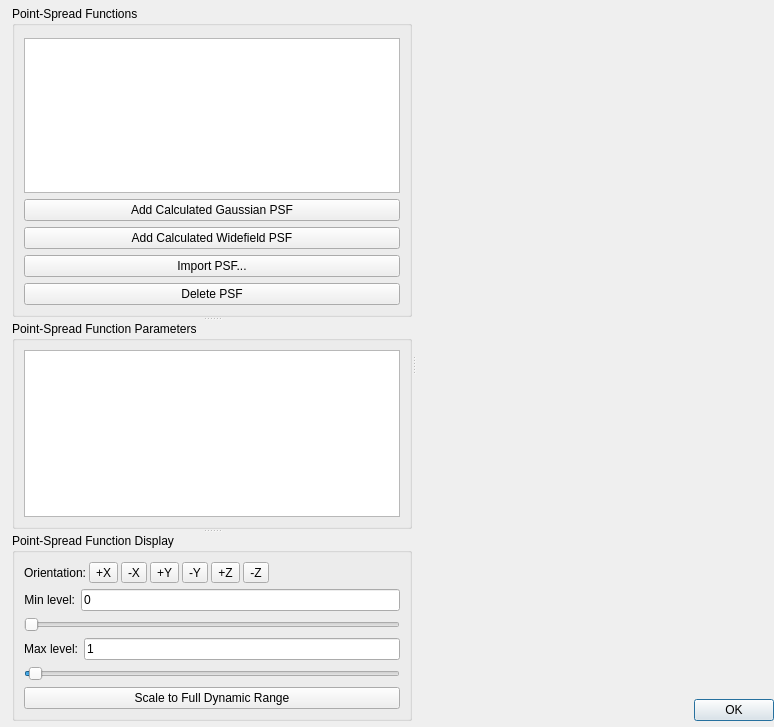
Qt form apps/MicroscopeSimulator/PSFEditorDialog.ui (CISMM/MicroscopeSimulator2) before a commit.
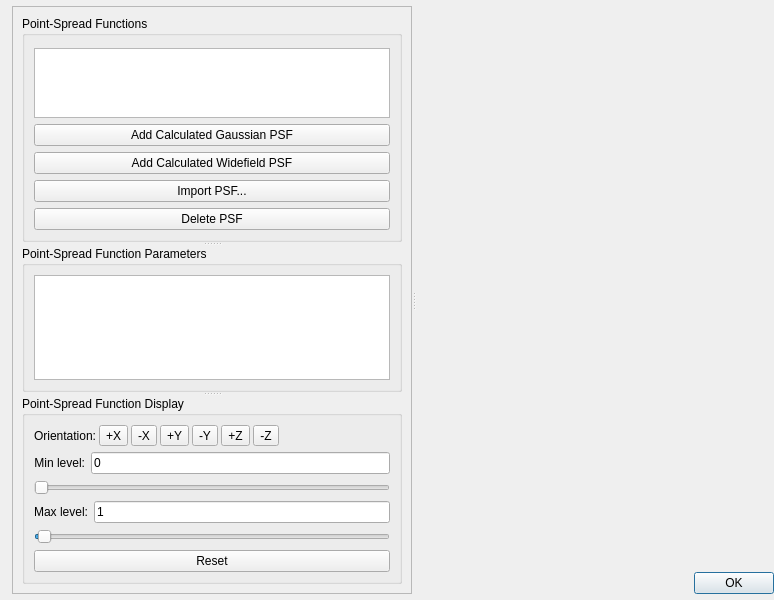
The same form after that commit. Custom widgets are drawn as their Qt base class.

Commit message: Renamed dynamic range reset button. Added a scroll area to control panel section.

The edit to the form file:
```diff
--- a/apps/MicroscopeSimulator/PSFEditorDialog.ui
+++ b/apps/MicroscopeSimulator/PSFEditorDialog.ui
@@ -7,7 +7,7 @@
     <x>0</x>
     <y>0</y>
     <width>774</width>
-    <height>727</height>
+    <height>600</height>
    </rect>
   </property>
   <property name="windowTitle">
@@ -49,6 +49,21 @@
         <number>0</number>
        </property>
        <item>
+        <widget class="QScrollArea" name="gui_ControlPanelScrollArea">
+         <property name="widgetResizable">
+          <bool>true</bool>
+         </property>
+         <widget class="QWidget" name="scrollAreaWidgetContents_2">
+          <property name="geometry">
+           <rect>
+            <x>0</x>
+            <y>-102</y>
+            <width>381</width>
+            <height>686</height>
+           </rect>
+          </property>
+          <layout class="QVBoxLayout" name="verticalLayout_7">
+           <item>
         <widget class="QSplitter" name="gui_ControlPanelSplitter">
          <property name="orientation">
           <enum>Qt::Vertical</enum>
@@ -337,7 +352,7 @@
            <item>
             <widget class="QPushButton" name="gui_RescaleButton">
              <property name="text">
-              <string>Scale to Full Dynamic Range</string>
+                  <string>Reset</string>
              </property>
             </widget>
            </item>
@@ -355,6 +370,14 @@
             </spacer>
            </item>
           </layout>
+             </widget>
+            </widget>
+           </item>
+          </layout>
+          <zorder>groupBox</zorder>
+          <zorder>gui_PSFParametersGroupBox</zorder>
+          <zorder>gui_PSFListGroupBox</zorder>
+          <zorder>gui_PSFListGroupBox</zorder>
          </widget>
         </widget>
        </item>
```
Left out of the diff: 2 changed lines with no effect on the pictures. Lines whose indentation alone changed are shown as unchanged. The commit also changes 2 other files.
